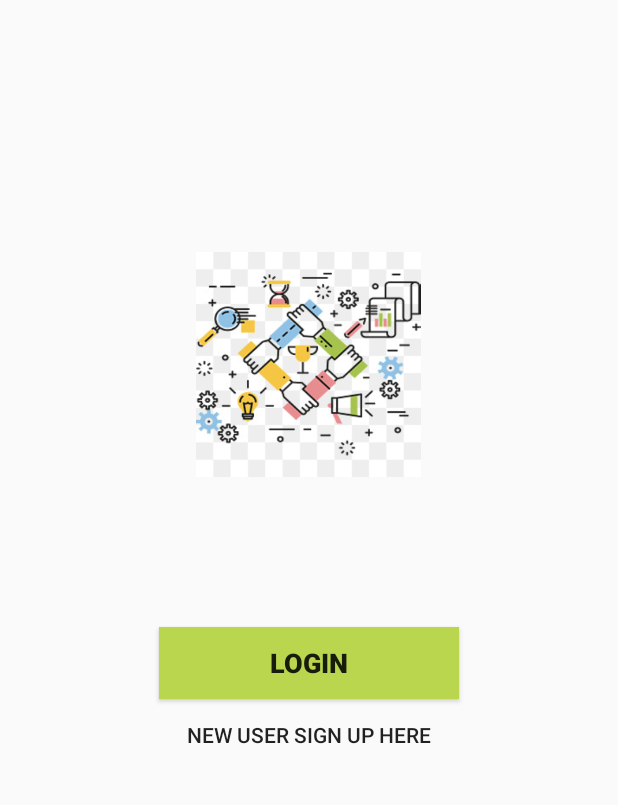
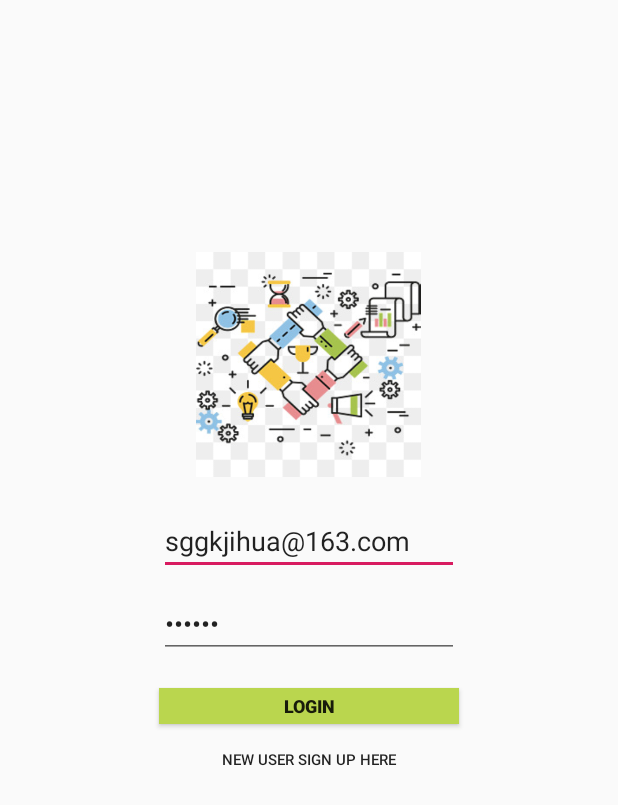
Before and after one commit to sggkjihua/ECE651_Project, an Android app: the screen it shows after launch (MainActivity), on a phone screen of 412 x 824 dp. Shown: the top 805 px of the screen. Run offline under Robolectric (Android 15) with nearby library versions, the phone set to English and light mode, and no system bars; our stand-ins replace Firebase (no records; nobody signed in at launch, a user with empty details on screens opened directly), Room's generated code.

Commit message:
resolve the login function

```diff
--- a/AndroidClient/AS-master/app/src/main/java/com/example/think/eduhelper/LoginFragment.java
+++ b/AndroidClient/AS-master/app/src/main/java/com/example/think/eduhelper/LoginFragment.java
@@ -1,6 +1,7 @@
 package com.example.think.eduhelper;
 
 
+import android.app.ProgressDialog;
 import android.content.Intent;
 import android.os.Bundle;
 import android.support.v4.app.Fragment;
@@ -10,40 +11,51 @@ import android.view.LayoutInflater;
 import android.view.View;
 import android.view.ViewGroup;
 import android.widget.Button;
+import android.widget.EditText;
+import android.widget.Toast;
+
+import com.example.think.eduhelper.Chat.core.login.LoginContract;
+import com.example.think.eduhelper.Chat.core.login.LoginPresenter;
+import com.google.firebase.auth.FirebaseAuth;
 
 
 /**
  * A simple {@link Fragment} subclass.
  */
-public class LoginFragment extends Fragment implements View.OnClickListener {
+public class LoginFragment extends Fragment implements View.OnClickListener,LoginContract.View{
     private Button bt_openLogin;
     private Button bt_openSignup;
+    private LoginPresenter mLoginPresenter;
+    private EditText email,password;
+    private static int SIGN_IN_REQUEST_CODE = 1;
+    private ProgressDialog mProgressDialog;
+
 
 
     public LoginFragment() {
         // Required empty public constructor
     }
 
+
+
     @Override
     public View onCreateView(LayoutInflater inflater, ViewGroup container,
                              Bundle savedInstanceState) {
         // Inflate the layout for this fragment
         View view = inflater.inflate(R.layout.fragment_login, container, false);
-        bt_openLogin = view.findViewById(R.id.bt_openLoginDialog);
-        bt_openLogin.setOnClickListener(this);
-
-        bt_openSignup = view.findViewById(R.id.bt_openSignupDialog);
-        bt_openSignup.setOnClickListener(this);
+        bindViews(view);
+        init();
         return view;
     }
+
+
 
     @Override
     public void onClick(View v) {
         // click
         switch (v.getId()){
             case R.id.bt_openLoginDialog:
-                LoginDialog loginDialog = new LoginDialog();
-                loginDialog.show(getFragmentManager(),"OpenLoginDialog");
+                onClickLogin();
                 break;
 
             case R.id.bt_openSignupDialog:
@@ -51,4 +63,49 @@ public class LoginFragment extends Fragment implements View.OnClickListener {
                 break;
         }
     }
+
+
+    public void bindViews(View view){
+        email = view.findViewById(R.id.editText_LoginEmail);
+        password = view.findViewById(R.id.editText_LoginPassword);
+        bt_openLogin = view.findViewById(R.id.bt_openLoginDialog);
+        bt_openSignup = view.findViewById(R.id.bt_openSignupDialog);
+        mLoginPresenter = new LoginPresenter(this);
+    }
+
+    public void init(){
+        bt_openLogin.setOnClickListener(this);
+        bt_openSignup.setOnClickListener(this);
+
+
+
+
+        mProgressDialog = new ProgressDialog(getActivity());
+        mProgressDialog.setTitle(getString(R.string.loading));
+        mProgressDialog.setMessage(getString(R.string.please_wait));
+        mProgressDialog.setIndeterminate(true);
+
+    }
+
+
+    public void onClickLogin(){
+        String userEmail = email.getText().toString();
+        String userPassword = password.getText().toString();
+        mLoginPresenter.login(getActivity(), userEmail,userPassword);
+        mProgressDialog.show();
+    }
+
+    @Override
+    public void onLoginSuccess(String message) {
+        mProgressDialog.dismiss();
+        Toast.makeText(getActivity(), "Logged in successfully", Toast.LENGTH_SHORT).show();
+        Intent intent = new Intent(getContext(), AccountPage.class);
+        startActivity(intent);
+    }
+
+    @Override
+    public void onLoginFailure(String message) {
+        mProgressDialog.dismiss();
+        Toast.makeText(getContext(), message, Toast.LENGTH_SHORT).show();
+    }
 }
--- a/AndroidClient/AS-master/app/src/main/res/drawable-v24/chat_rounded_rect_bg.xml
+++ b/AndroidClient/AS-master/app/src/main/res/drawable-v24/chat_rounded_rect_bg.xml
@@ -7,6 +7,6 @@
         android:color="@color/bubble_other" />
     <stroke
         android:color="@color/bubble_border"
-        android:width="1dp"/>
+        android:width="@dimen/bubble_edge"/>
 
 </shape>
--- a/AndroidClient/AS-master/app/src/main/res/layout/fragment_login.xml
+++ b/AndroidClient/AS-master/app/src/main/res/layout/fragment_login.xml
@@ -18,25 +18,52 @@
         android:layout_marginTop="160dp"
         android:src="@drawable/login_dialog" />
 
+    <EditText
+        android:id="@+id/editText_LoginEmail"
+        android:layout_width="@dimen/login_space_width"
+        android:layout_height="wrap_content"
+        android:layout_gravity="center"
+        android:text="sggkjihua@163.com"
+        android:ems="10"
+        android:hint="Email"
+        android:inputType="textEmailAddress"
+        android:layout_marginTop="20dp"/>
+
+    <EditText
+        android:id="@+id/editText_LoginPassword"
+        android:ems="10"
+        android:text="202020"
+        android:hint="Password"
+        android:layout_width="@dimen/login_space_width"
+        android:layout_height="wrap_content"
+        android:layout_gravity="center"
+        android:inputType="textPassword"
+        android:maxLines="1"
+        android:layout_marginTop="10dp"/>
+
+
     <Button
         android:id="@+id/bt_openLoginDialog"
-        android:layout_width="200dp"
-        android:layout_height="wrap_content"
+        android:layout_width="@dimen/login_space_width"
+        android:layout_height="24dp"
         android:layout_gravity="center"
-        android:layout_marginTop="100dp"
+        android:layout_marginTop="20dp"
         android:text="@string/login_button"
         android:textStyle="bold"
-        android:textSize="18dp"
+        android:textSize="12dp"
         android:background="@color/button_login" />
+
+
+
 
     <Button
         android:id="@+id/bt_openSignupDialog"
         style="?attr/borderlessButtonStyle"
-        android:layout_width="200dp"
+        android:layout_width="@dimen/login_space_width"
         android:layout_height="wrap_content"
         android:layout_gravity="center"
         android:text="@string/signUp_button"
-        android:textSize="14dp"
+        android:textSize="10dp"
         android:textStyle="normal" />
 
 
--- a/AndroidClient/AS-master/app/src/main/res/layout/item_chat_other.xml
+++ b/AndroidClient/AS-master/app/src/main/res/layout/item_chat_other.xml
@@ -2,7 +2,7 @@
 <LinearLayout
     xmlns:android="http://schemas.android.com/apk/res/android"
     android:layout_width="match_parent"
-    android:layout_height="match_parent"
+    android:layout_height="wrap_content"
     android:background="?android:attr/selectableItemBackground"
     android:clickable="true"
     android:orientation="horizontal"
@@ -35,13 +35,13 @@
         android:id="@+id/text_chat_message"
         android:background="@drawable/chat_rounded_rect_bg"
         android:layout_marginEnd="@dimen/margin_huge"
-        android:layout_marginRight="50dp"
-        android:textAllCaps="true"
+        android:layout_marginRight="@dimen/margin_huge"
         android:textAppearance="?android:attr/textAppearanceMedium"
         android:textColor="@color/text_chat_mine"
         android:textStyle="normal"
         android:textSize="16dp"
         android:text="You are not bad man!!!!"
+        android:layout_gravity="center"
         android:padding="@dimen/padding_small"
 
         />
--- a/AndroidClient/AS-master/app/src/main/res/values/dimens.xml
+++ b/AndroidClient/AS-master/app/src/main/res/values/dimens.xml
@@ -33,5 +33,5 @@
     <dimen name="user_pic_edge">0.5dp</dimen>
     <dimen name="bubble_edge">0.5dp</dimen>
 
-
+    <dimen name="login_space_width">200dp</dimen>
 </resources>
```
